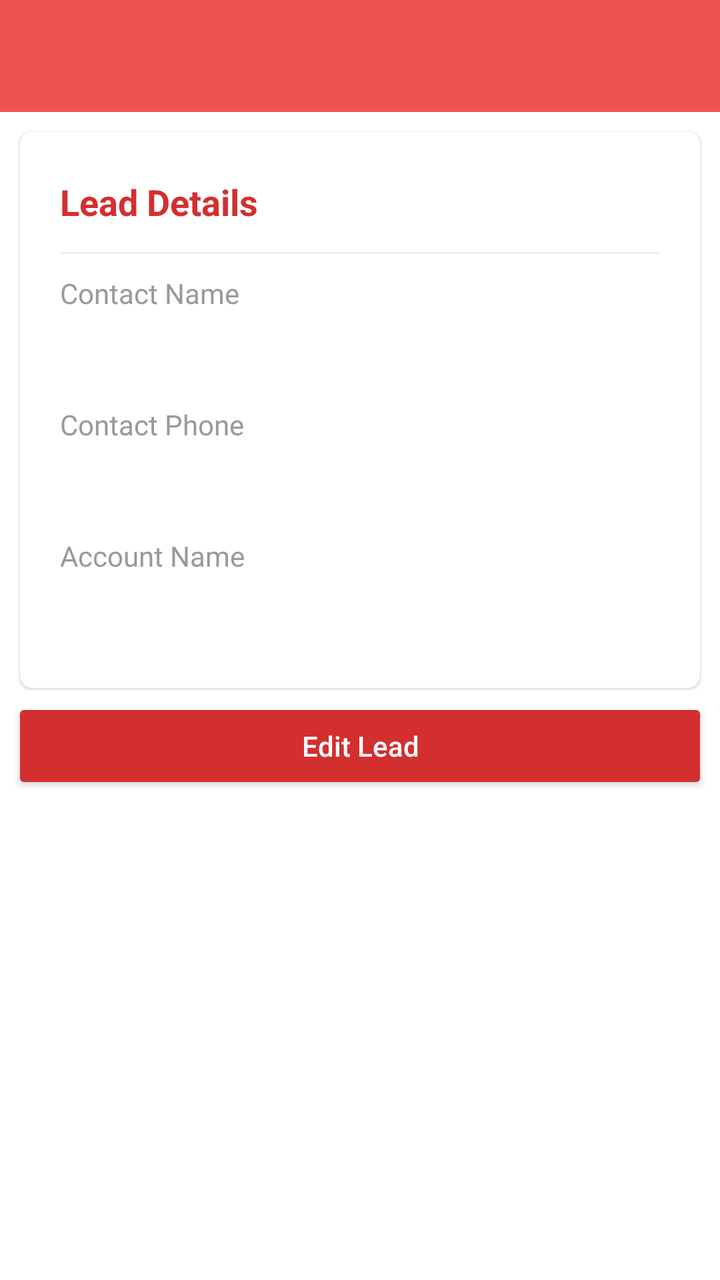
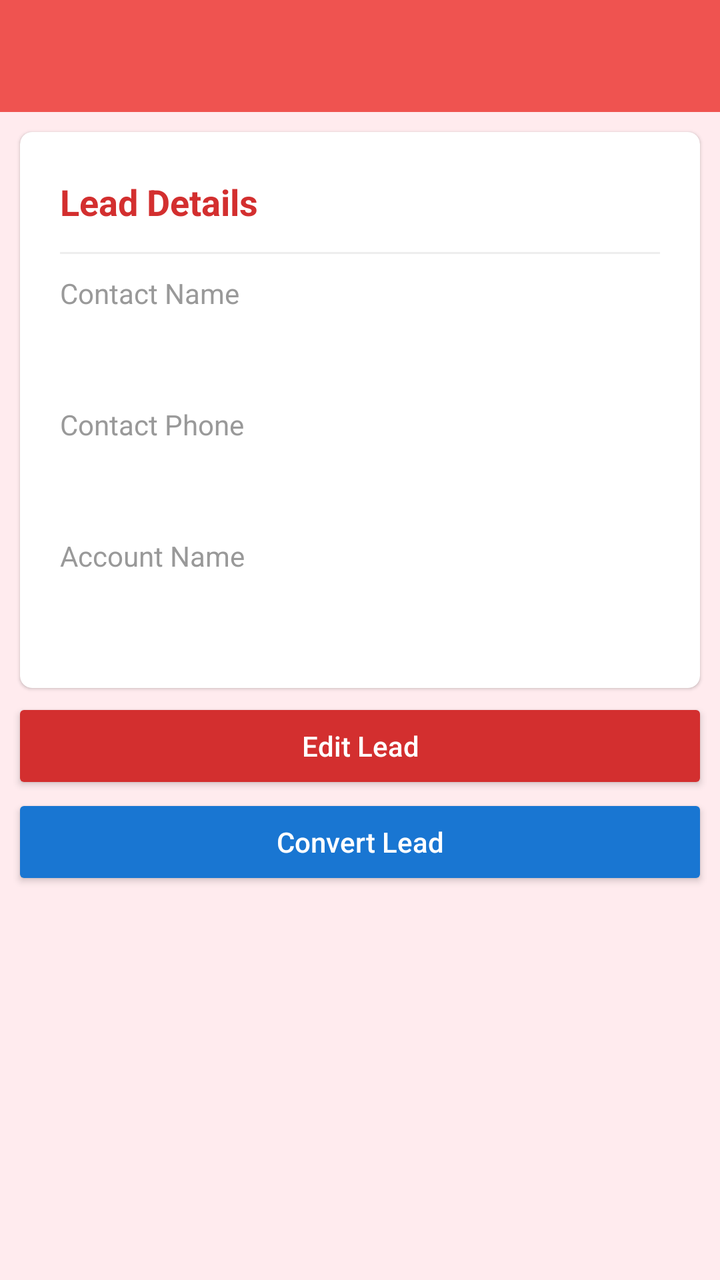

Screens rendered from an Android XML layout before and after an edit, with the pre-edit source and the edit as a unified diff.
<!-- AndroidManifest.xml: application theme AppTheme -->
<!-- res/layout/activity_individual_lead.xml -->
<?xml version="1.0" encoding="utf-8"?>
<LinearLayout xmlns:android="http://schemas.android.com/apk/res/android"
    xmlns:app="http://schemas.android.com/apk/res-auto"
    xmlns:tools="http://schemas.android.com/tools"
    android:id="@+id/main"
    android:orientation="vertical"
    android:layout_width="match_parent"
    android:layout_height="match_parent"
    tools:context=".IndividualLeadActivity">

    <com.google.android.material.appbar.AppBarLayout
        android:layout_width="match_parent"
        android:id="@+id/app_bar_layout"
        android:layout_height="wrap_content">

        <include layout="@layout/toolbar" />

    </com.google.android.material.appbar.AppBarLayout>

    <androidx.core.widget.NestedScrollView
        android:layout_width="match_parent"
        android:layout_height="match_parent"
        android:background="@android:color/white"
        android:clipToPadding="false"
        android:scrollbars="none"
        android:scrollingCache="true"
        app:layout_behavior="@string/appbar_scrolling_view_behavior">

        <LinearLayout
            android:layout_width="match_parent"
            android:layout_height="wrap_content"
            android:orientation="vertical">

            
            
            

            
            
            
            
            

            
            
            
            
            

            
            
            
            
            
            
            
            
            

            

            <androidx.cardview.widget.CardView
                android:layout_width="match_parent"
                android:layout_height="wrap_content"
                android:layout_marginBottom="@dimen/spacing_medium"
                android:layout_marginLeft="@dimen/spacing_middle"
                android:layout_marginRight="@dimen/spacing_middle"
                android:layout_marginTop="@dimen/spacing_middle"
                android:visibility="visible"
                app:cardCornerRadius="6dp"
                app:cardElevation="1dp">

                <LinearLayout
                    android:layout_width="match_parent"
                    android:layout_height="wrap_content"
                    android:orientation="horizontal"
                    android:padding="@dimen/spacing_mlarge">

                    <LinearLayout
                        android:layout_width="0dp"
                        android:layout_height="wrap_content"
                        android:layout_weight="2"
                        android:orientation="vertical">

                        <TextView
                            android:layout_width="wrap_content"
                            android:layout_height="30dp"
                            android:gravity="center_vertical"
                            android:text="Lead Details"
                            android:textAppearance="@style/Base.TextAppearance.AppCompat.Medium"
                            android:textColor="@color/red_700"
                            android:textStyle="bold" />

                        <View
                            android:layout_width="match_parent"
                            android:layout_height="1dp"
                            android:background="@color/grey_200"
                            android:layout_marginTop="10dp"
                            android:layout_marginBottom="@dimen/spacing_medium" />






                        <View
                            android:layout_width="0dp"
                            android:layout_height="@dimen/spacing_medium" />

                        <TextView
                            android:layout_width="wrap_content"
                            android:layout_height="wrap_content"
                            android:text="Contact Name"
                            android:textAppearance="@style/Base.TextAppearance.AppCompat.Body1"
                            android:textColor="@color/grey_40" />

                        <TextView
                            android:layout_width="wrap_content"
                            android:layout_height="wrap_content"
                            android:layout_marginTop="@dimen/spacing_medium"
                            android:text=""
                            android:id="@+id/contactNameTextView"
                            android:textAppearance="@style/Base.TextAppearance.AppCompat.Subhead"
                            android:textColor="@color/grey_80" />

                        <View
                            android:layout_width="0dp"
                            android:layout_height="@dimen/spacing_mlarge" />

                        <TextView
                            android:layout_width="wrap_content"
                            android:layout_height="wrap_content"
                            android:text="Contact Phone"
                            android:textAppearance="@style/Base.TextAppearance.AppCompat.Body1"
                            android:textColor="@color/grey_40" />

                        <TextView
                            android:layout_width="wrap_content"
                            android:layout_height="wrap_content"
                            android:layout_marginTop="@dimen/spacing_medium"
                            android:text=""
                            android:id="@+id/contactPhoneTextView"
                            android:textAppearance="@style/Base.TextAppearance.AppCompat.Subhead"
                            android:textColor="@color/grey_80" />



                        <View
                            android:layout_width="0dp"
                            android:layout_height="@dimen/spacing_mlarge" />

                        <TextView
                            android:layout_width="wrap_content"
                            android:layout_height="wrap_content"
                            android:text="Account Name"
                            android:textAppearance="@style/Base.TextAppearance.AppCompat.Body1"
                            android:textColor="@color/grey_40" />

                        <TextView
                            android:layout_width="wrap_content"
                            android:layout_height="wrap_content"
                            android:layout_marginTop="@dimen/spacing_medium"
                            android:text=""
                            android:id="@+id/accountNameTextView"
                            android:textAppearance="@style/Base.TextAppearance.AppCompat.Subhead"
                            android:textColor="@color/grey_80" />







                        <View
                            android:layout_width="0dp"
                            android:layout_height="@dimen/spacing_middle" />



                    </LinearLayout>

                    <LinearLayout
                        android:layout_width="0dp"
                        android:layout_height="wrap_content"
                        android:layout_weight="1"
                        android:orientation="vertical">

                        <View
                            android:layout_width="30dp"
                            android:layout_height="30dp"/>

                        
                        
                        
                        
                        
                        

                        <View
                            android:layout_width="match_parent"
                            android:layout_height="1dp"
                            android:background="@color/grey_200"
                            android:layout_marginTop="10dp"
                            android:layout_marginBottom="@dimen/spacing_medium" />











































                        <View
                            android:layout_width="0dp"
                            android:layout_height="@dimen/spacing_middle" />







                    </LinearLayout>


                </LinearLayout>



            </androidx.cardview.widget.CardView>

            <Button
                android:layout_width="match_parent"
                android:layout_marginLeft="6dp"
                android:layout_marginRight="6dp"

                android:layout_height="wrap_content"
                android:text="Edit Lead"
                android:textAllCaps="false"
                android:textColor="@color/white"
                android:backgroundTint="@color/red_700"
                android:elevation="4dp"
                android:id="@+id/editLeadButton"/>


            
            
            
            
            
            
            
            

            
            
            
            

            
            
            
            
            
            
            

            
            
            
            
            
            
            
            

            
            
            
            
            

            
            
            
            
            

            
            
            

            
            
            
            

            
            
            
            
            
            
            

            
            
            
            
            
            

            

            
            
            
            



            
            
            

            

            
            
            
            
            
            

            
            
            

            
            
            
            
            

            
            
            

            
            
            
            
            
            
            

            
            
            

            
            
            
            
            

            
            
            

            
            
            
            
            
            

            

            
            
            
            
            
            

            
            
            

            
            
            
            
            
            

            
            
            

            
            
            
            
            
            
            

            

            
            
            
            
            
            
            

            
            
            

            
            
            
            
            

            
            
            

            
            
            
            
            
            

            

            
            
            
            
            
            
            
            
            
            
            
            
            
            
            
            
            
            
            

            
            
            
            
            
            

            
            
            
            
            
            

            
            
            
            
            
            

            
            
            
            
            
            

            
            
            
            
            
            

            

            
            
            
            
            
            
            

            

            

        </LinearLayout>
    </androidx.core.widget.NestedScrollView>

    <com.google.android.material.floatingactionbutton.FloatingActionButton
        android:id="@+id/fab"
        android:layout_width="wrap_content"
        android:layout_height="wrap_content"
        android:layout_margin="@dimen/spacing_mlarge"
        android:clickable="true"
        app:backgroundTint="@color/red_500"
        app:fabSize="normal"
        app:layout_anchor="@id/app_bar_layout"
        app:layout_anchorGravity="bottom|right|end"
        app:srcCompat="@drawable/ic_favorites"
        app:tint="@android:color/white" />

</LinearLayout>
<!-- res/layout/toolbar.xml (included above) -->
<?xml version="1.0" encoding="utf-8"?>
<androidx.appcompat.widget.Toolbar
    xmlns:android="http://schemas.android.com/apk/res/android"
    xmlns:app="http://schemas.android.com/apk/res-auto"
    android:id="@+id/toolbar"
    android:layout_width="match_parent"
    android:layout_height="?android:attr/actionBarSize"
    android:background="@color/colorPrimary"
    app:contentInsetStartWithNavigation="0dp"
    android:theme="@style/ThemeOverlay.AppCompat.Dark.ActionBar"
    app:popupTheme="@style/ThemeOverlay.AppCompat.Light"/>
<!-- resources referenced by this layout -->
<resources>
  <color name="colorPrimary">#ef5350</color>
  <color name="grey_200">#EEEEEE</color>
  <color name="grey_40">#999999</color>
  <color name="grey_80">#37474F</color>
  <color name="red_500">#F44336</color>
  <color name="red_700">#D32F2F</color>
  <color name="white">#FFFFFF</color>
  <dimen name="spacing_medium">5dp</dimen>
  <dimen name="spacing_middle">10dp</dimen>
  <dimen name="spacing_mlarge">20dp</dimen>
  <!-- drawable ic_favorites (drawable) -->
  <vector xmlns:android="http://schemas.android.com/apk/res/android"
          android:width="24dp"
          android:height="24dp"
          android:viewportWidth="24.0"
          android:viewportHeight="24.0">
      <path
          android:fillColor="#FFFFFFFF"
          android:pathData="M12,21.35l-1.45,-1.32C5.4,15.36 2,12.28 2,8.5 2,5.42 4.42,3 7.5,3c1.74,0 3.41,0.81 4.5,2.09C13.09,3.81 14.76,3 16.5,3 19.58,3 22,5.42 22,8.5c0,3.78 -3.4,6.86 -8.55,11.54L12,21.35z"/>
  </vector>
  <style name="AppTheme" parent="BaseTheme">
          <item name="android:windowContentTransitions">true</item>
  
  
          
      </style>
  <style name="BaseTheme" parent="Theme.AppCompat.Light.NoActionBar">
          
          <item name="colorPrimary">@color/colorPrimary</item>
          <item name="colorPrimaryDark">@color/colorPrimaryDark</item>
          <item name="colorAccent">@color/colorAccent</item>
          <item name="windowActionModeOverlay">true</item>
          <item name="android:actionModeBackground">@color/blue_grey_600</item>
          <item name="android:dialogTheme">@style/Dialog.Theme</item>
          
          <item name="android:windowDisablePreview">true</item>
      </style>
  <color name="colorPrimaryDark">#dc1814</color>
  <color name="colorAccent">#FF4081</color>
  <color name="blue_grey_600">#546E7A</color>
  <style name="Dialog.Theme" parent="Theme.AppCompat.Light.Dialog">
          <item name="colorPrimary">@color/colorPrimary</item>
          <item name="colorPrimaryDark">@color/colorPrimaryDark</item>
          <item name="colorAccent">@color/colorAccent</item>
      </style>
</resources>

<!-- the commit's change to res/layout/activity_individual_lead.xml (unified diff, before → after) -->
@@ -20,7 +20,7 @@
     <androidx.core.widget.NestedScrollView
         android:layout_width="match_parent"
         android:layout_height="match_parent"
-        android:background="@android:color/white"
+        android:background="@color/red_50"
         android:clipToPadding="false"
         android:scrollbars="none"
         android:scrollingCache="true"
@@ -276,6 +276,18 @@
                 android:backgroundTint="@color/red_700"
                 android:elevation="4dp"
                 android:id="@+id/editLeadButton"/>
+
+            <Button
+                android:layout_width="match_parent"
+                android:layout_marginLeft="6dp"
+                android:layout_marginRight="6dp"
+                android:layout_height="wrap_content"
+                android:text="Convert Lead"
+                android:textAllCaps="false"
+                android:textColor="@color/white"
+                android:backgroundTint="@color/blue_700"
+                android:elevation="4dp"
+                android:id="@+id/convertLeadButton"/>
 
 
             
<!-- resource entries referenced after the edit -->
@@ -1,9 +1,11 @@
 <!-- resources referenced by this layout -->
 <resources>
+  <color name="blue_700">#1976D2</color>
   <color name="colorPrimary">#ef5350</color>
   <color name="grey_200">#EEEEEE</color>
   <color name="grey_40">#999999</color>
   <color name="grey_80">#37474F</color>
+  <color name="red_50">#FFEBEE</color>
   <color name="red_500">#F44336</color>
   <color name="red_700">#D32F2F</color>
   <color name="white">#FFFFFF</color>
